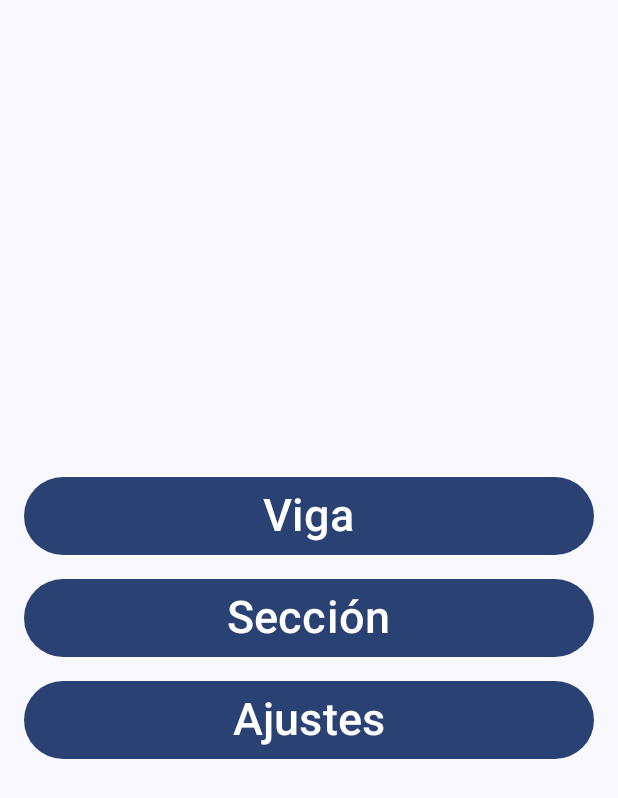
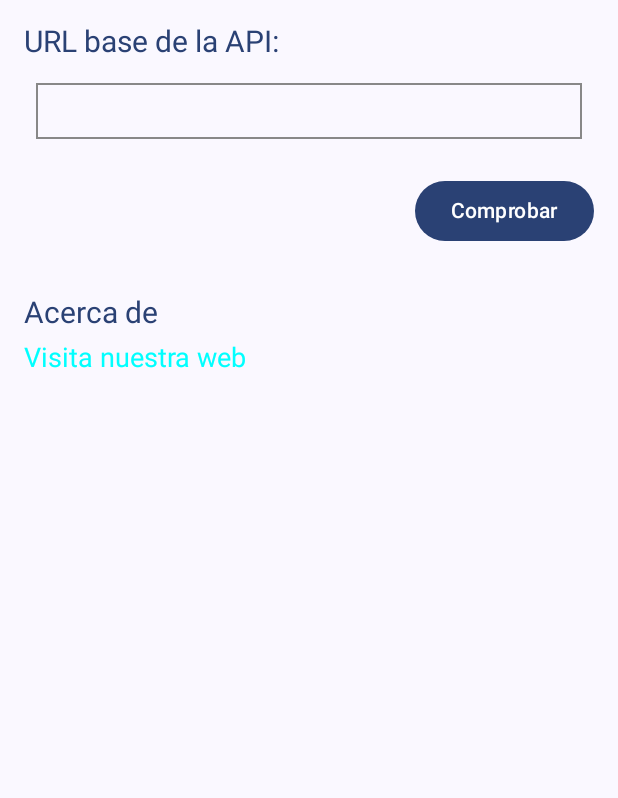
Before and after one commit to rlibanez/mr-beam, an Android app built with Jetpack Compose: the screen it shows after launch (MainActivity), after a tap on "Ajustes", on a phone screen of 412 x 824 dp. Shown: the top 798 px of the screen. Run offline under Robolectric (Android 15) with nearby library versions, the phone set to English and light mode, and no system bars.

Commit message:
Add initial SettingsActivity

```diff
--- a/app/src/main/java/com/rlibanez/mrbeam/MainActivity.kt
+++ b/app/src/main/java/com/rlibanez/mrbeam/MainActivity.kt
@@ -10,6 +10,7 @@ import androidx.navigation.compose.rememberNavController
 import com.rlibanez.mrbeam.ui.beam.BeamActivity
 import com.rlibanez.mrbeam.ui.principal.PrincipalActivity
 import com.rlibanez.mrbeam.ui.sections.SectionsActivity
+import com.rlibanez.mrbeam.ui.settings.SettingsActivity
 import com.rlibanez.mrbeam.ui.splash.SplashActivity
 import com.rlibanez.mrbeam.ui.theme.MrBeamTheme
 
@@ -25,6 +26,7 @@ class MainActivity : ComponentActivity() {
                     composable("principal") { PrincipalActivity(navController) }
                     composable("beam") { BeamActivity(navController) }
                     composable("sections") { SectionsActivity(navController) }
+                    composable("settings") { SettingsActivity(navController) }
                 }
             }
         }
--- a/app/src/main/java/com/rlibanez/mrbeam/ui/sections/SectionsActivity.kt
+++ b/app/src/main/java/com/rlibanez/mrbeam/ui/sections/SectionsActivity.kt
@@ -13,6 +13,7 @@ import androidx.compose.foundation.lazy.items
 import androidx.compose.foundation.shape.RoundedCornerShape
 import androidx.compose.material3.Card
 import androidx.compose.material3.CardDefaults
+import androidx.compose.material3.MaterialTheme
 import androidx.compose.material3.Surface
 import androidx.compose.material3.Text
 import androidx.compose.material3.TextField
@@ -94,10 +95,11 @@ fun SectionItemTable(section: Section) {
         Column(modifier = Modifier.padding(16.dp)) {
             section.name?.let {
                 Text(
-                    text = "Section: $it",
+                    text = "Sección: $it",
                     fontSize = 20.sp,
                     fontWeight = FontWeight.Bold,
-                    color = Color(0xFF7d3c98),
+                    //color = Color(0xFF8e44ad),
+                    color = MaterialTheme.colorScheme.primary,
                     modifier = Modifier.padding(bottom = 8.dp)
                 )
             }
--- /dev/null
+++ b/app/src/main/java/com/rlibanez/mrbeam/ui/settings/SettingsActivity.kt
@@ -0,0 +1,102 @@
+package com.rlibanez.mrbeam.ui.settings
+
+import androidx.compose.foundation.border
+import androidx.compose.foundation.clickable
+import androidx.compose.foundation.layout.Column
+import androidx.compose.foundation.layout.Spacer
+import androidx.compose.foundation.layout.WindowInsets
+import androidx.compose.foundation.layout.asPaddingValues
+import androidx.compose.foundation.layout.fillMaxSize
+import androidx.compose.foundation.layout.fillMaxWidth
+import androidx.compose.foundation.layout.height
+import androidx.compose.foundation.layout.padding
+import androidx.compose.foundation.layout.statusBars
+import androidx.compose.foundation.text.BasicTextField
+import androidx.compose.foundation.text.KeyboardOptions
+import androidx.compose.material3.Button
+import androidx.compose.material3.MaterialTheme
+import androidx.compose.material3.Surface
+import androidx.compose.material3.Text
+import androidx.compose.runtime.Composable
+import androidx.compose.runtime.getValue
+import androidx.compose.runtime.mutableStateOf
+import androidx.compose.runtime.remember
+import androidx.compose.runtime.setValue
+import androidx.compose.ui.Alignment
+import androidx.compose.ui.Modifier
+import androidx.compose.ui.graphics.Color
+import androidx.compose.ui.platform.LocalUriHandler
+import androidx.compose.ui.text.TextStyle
+import androidx.compose.ui.text.input.ImeAction
+import androidx.compose.ui.unit.dp
+import androidx.compose.ui.unit.sp
+import androidx.navigation.NavHostController
+
+
+@Composable
+fun SettingsActivity(navController: NavHostController) {
+    var urlBase by remember { mutableStateOf("") }
+    val uriHandler = LocalUriHandler.current
+
+    Surface(modifier = Modifier
+        .fillMaxSize()) {
+        Column(
+            modifier = Modifier
+                .fillMaxSize()
+                .padding(16.dp)
+                .padding(WindowInsets.statusBars.asPaddingValues())
+        ) {
+            Text(
+                text = "URL base de la API:",
+                style = TextStyle(fontSize = 20.sp),
+                color = MaterialTheme.colorScheme.primary
+            )
+            Spacer(modifier = Modifier.height(8.dp))
+            BasicTextField(
+                value = urlBase,
+                onValueChange = { urlBase = it },
+                modifier = Modifier
+                    .fillMaxWidth()
+                    .padding(8.dp)
+                    .border(1.dp, Color.Gray)
+                    .padding(8.dp),
+                textStyle = TextStyle(
+                    fontSize = 18.sp,
+                    color = MaterialTheme.colorScheme.onSurface),
+                keyboardOptions = KeyboardOptions.Default.copy(
+                    imeAction = ImeAction.Done
+                )
+            )
+            Spacer(modifier = Modifier.height(16.dp))
+            Button(
+                onClick = {
+                    // Lógica para comprobar la URL base de la API
+                },
+                modifier = Modifier.align(Alignment.End)
+            ) {
+                Text(text = "Comprobar")
+            }
+            Spacer(modifier = Modifier.height(32.dp))
+            Text(
+                text = "Acerca de",
+                style = TextStyle(fontSize = 20.sp),
+                color = MaterialTheme.colorScheme.primary
+            )
+            Spacer(modifier = Modifier.height(8.dp))
+            Text(
+                text = "Visita nuestra web",
+                style = TextStyle(fontSize = 18.sp, color = Color.Cyan),
+                modifier = Modifier.clickable {
+                    uriHandler.openUri("https://www.tuweb.com")
+                }
+            )
+        }
+    }
+}
+
+@Composable
+fun MyTheme(content: @Composable () -> Unit) {
+    MaterialTheme {
+        content()
+    }
+}
```
